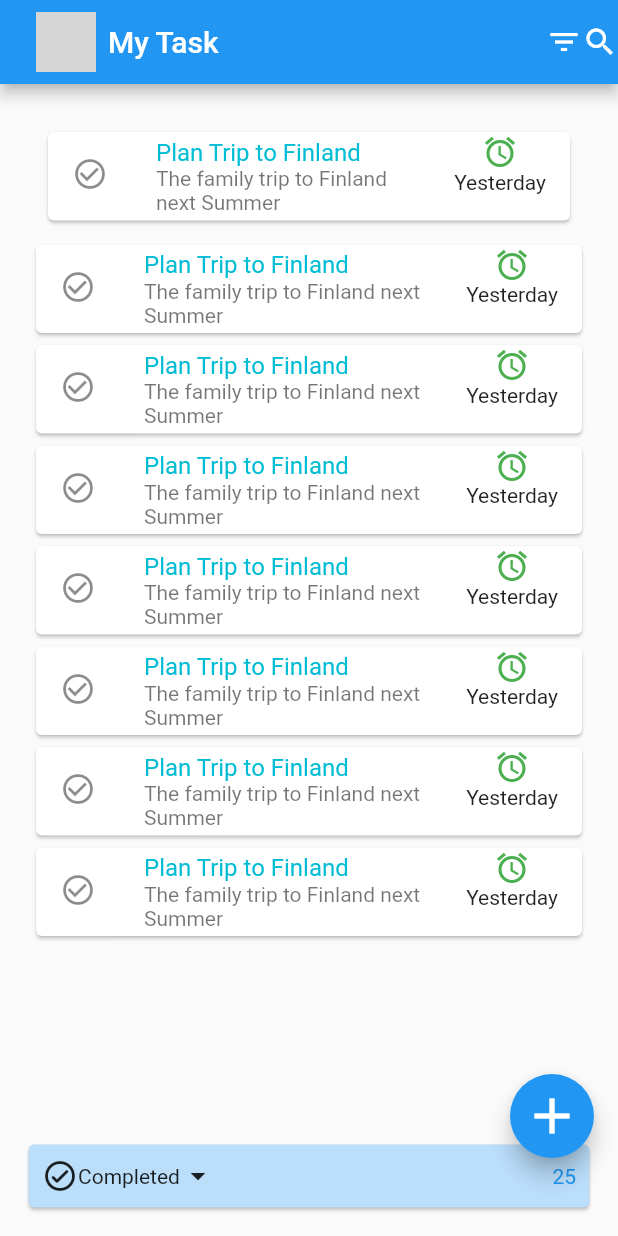
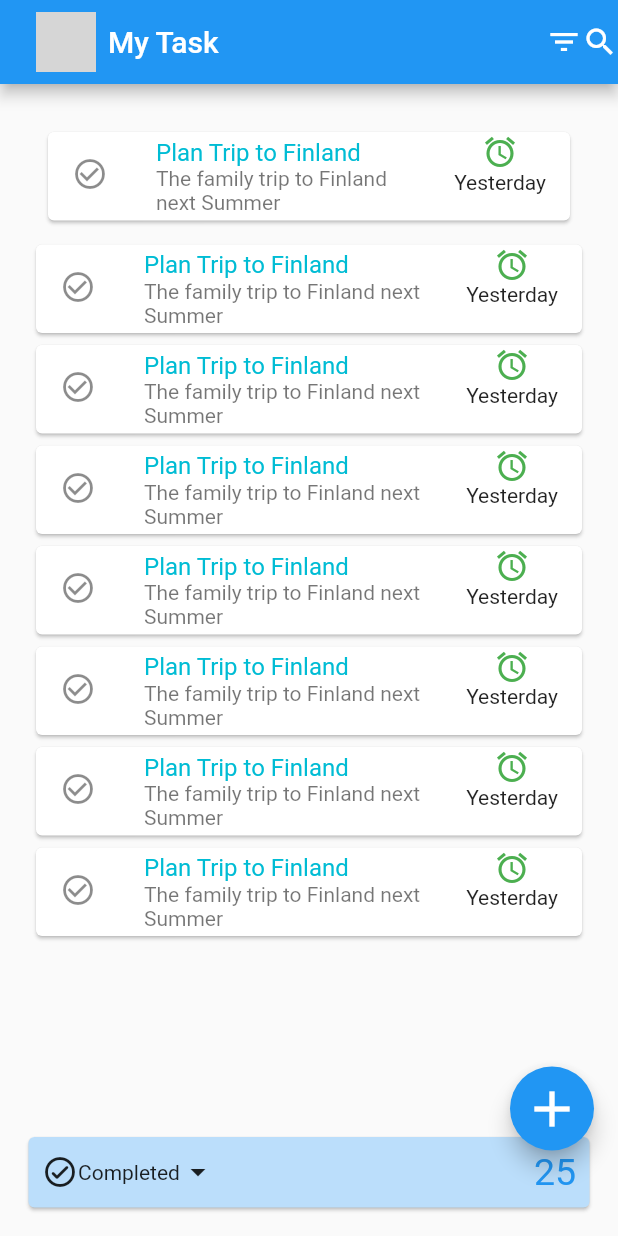
Before and after one commit to Sylvesteramoako73/my-first-todoapp, a Flutter app: the screen it shows after launch, on a phone screen of 412 x 824 dp. Run offline on Flutter 3.47's test engine with Material 2 defaults, Android fonts, the phone set to English and light mode, and no system bars; network calls fail; grey boxes are pictures that could not be loaded.

```diff
--- a/lib/main.dart
+++ b/lib/main.dart
@@ -61,7 +61,7 @@ class MyaPP extends StatelessWidget {
             Icon(Icons.check_circle_outline_rounded),
              Text("Completed"),
              Icon(Icons.arrow_drop_down), Spacer(),
-             Text("25",style: TextStyle(color: Colors.blue),)
+             Text("25",style: TextStyle(color: Colors.blue,fontSize: 25),)
           ],
         ),
       ),
```
